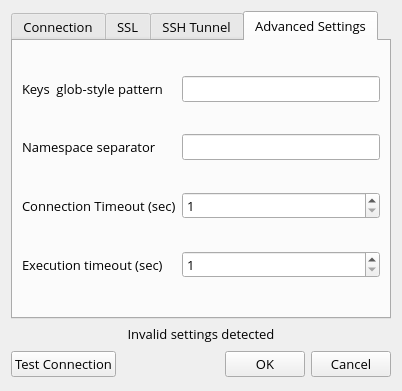
RedisInsight/RedisDesktopManager, file src/app/forms/connection.ui: the form before one commit.
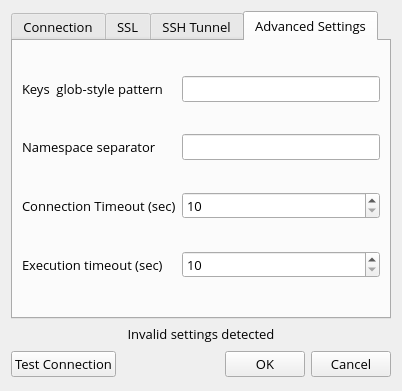
The form after the commit. The open tabs and pages were chosen to show the change. Icons and pictures are not drawn.

```diff
--- a/src/app/forms/connection.ui
+++ b/src/app/forms/connection.ui
@@ -425,7 +425,7 @@
           <bool>true</bool>
          </property>
          <property name="minimum">
-          <number>1</number>
+          <number>10</number>
          </property>
          <property name="maximum">
           <number>1000000000</number>
@@ -445,7 +445,7 @@
           <bool>true</bool>
          </property>
          <property name="minimum">
-          <number>1</number>
+          <number>10</number>
          </property>
          <property name="maximum">
           <number>1000000000</number>
```
